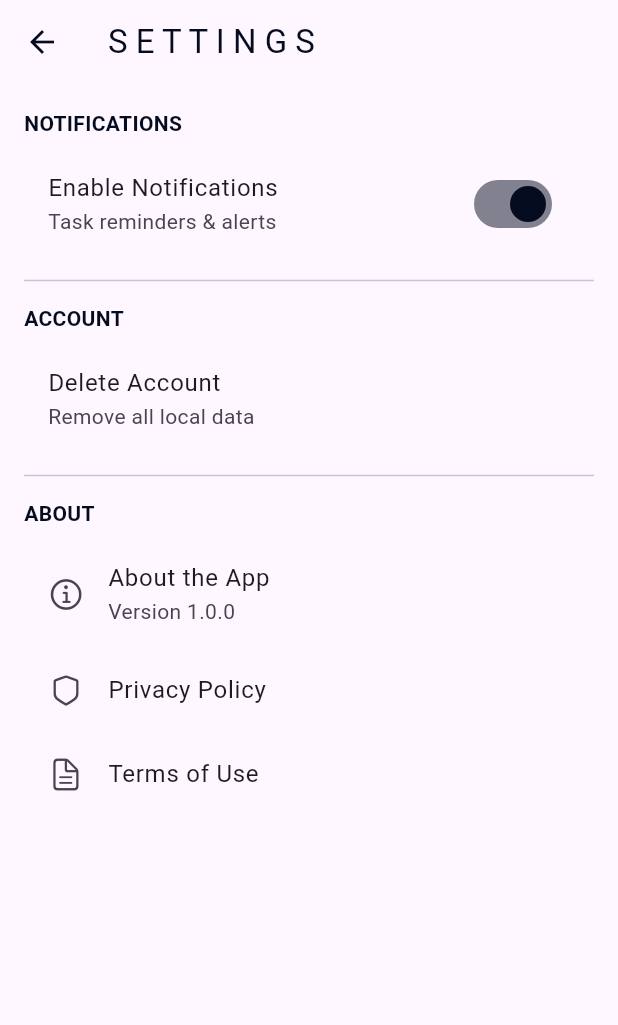
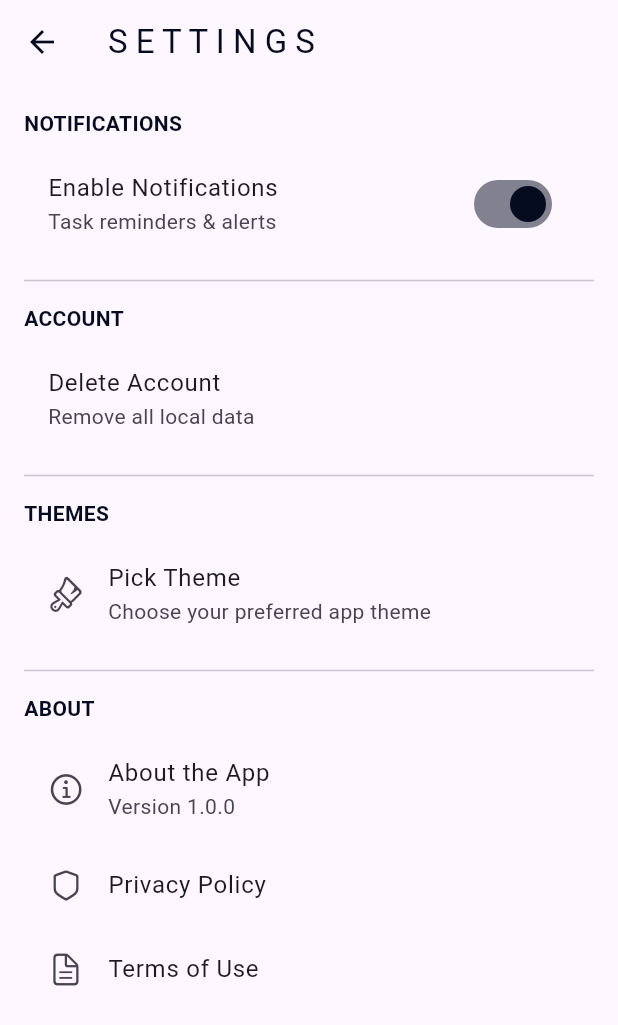
Before and after one commit to GmTechn/josephsv01, a Flutter app: the SettingsPage screen opened directly, on a phone screen of 412 x 824 dp. Shown: the top 1025 px of the screen. Run offline on Flutter 3.47's test engine with Material 3 defaults, Android fonts, the phone set to English and light mode, and no system bars; our stand-ins replace flutter_local_notifications, google_fonts, image_cropper, image_picker, shared_preferences, sqflite and 1 more; accounts and stored records are empty.

Commit message:
added theme listtile as a coming feature.

```diff
--- a/lib/pages/settings.dart
+++ b/lib/pages/settings.dart
@@ -196,7 +196,34 @@ class _SettingsPageState extends State<SettingsPage> {
           ListTile(
             title: const Text('Delete Account'),
             subtitle: const Text('Remove all local data'),
+
             onTap: _user != null ? _confirmDelete : null,
+          ),
+
+          const Divider(height: 30),
+          // ---------------- ACCOUNT ----------------
+          const Text(
+            'THEMES',
+            style: TextStyle(
+              fontWeight: FontWeight.bold,
+              color: Color(0xff050c20),
+            ),
+          ),
+          const SizedBox(height: 8),
+
+          ListTile(
+            title: const Text('Pick Theme'),
+            subtitle: const Text('Choose your preferred app theme'),
+            leading: const Icon(CupertinoIcons.paintbrush),
+            onTap: () {
+              ScaffoldMessenger.of(context).showSnackBar(
+                const SnackBar(
+                  content: Text('This feature is coming soon!'),
+                  backgroundColor: Color(0xff050c20),
+                  duration: Duration(seconds: 2),
+                ),
+              );
+            },
           ),
 
           const Divider(height: 30),
```
Also changed, not shown: lib/pages/dashboard.dart (+4 -14 lines), lib/pages/profilesetup.dart (+1 -12 lines).
